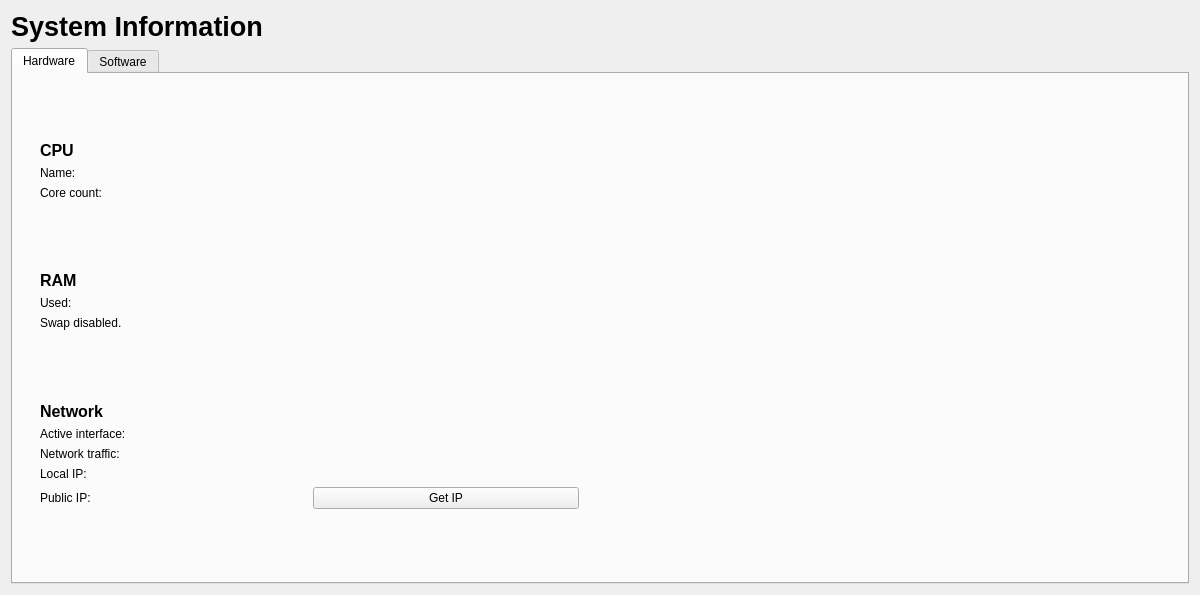
Old version of the form archcentral/ui/designer/sysinfo.ui in the repository szabatoro/archcentral-thesis.
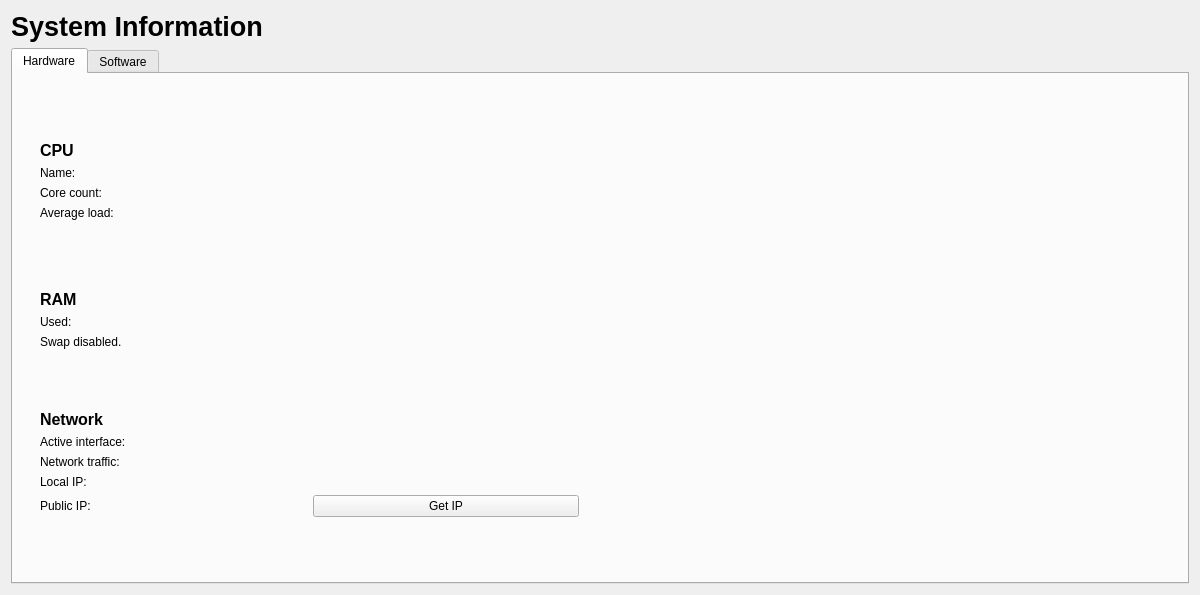
New version of the form. Custom widgets are drawn as their Qt base class.

Commit message: added cpu avg status label and fixed a minor bug regarding network info

Diff of the .ui file:
```diff
--- a/archcentral/ui/designer/sysinfo.ui
+++ b/archcentral/ui/designer/sysinfo.ui
@@ -104,6 +104,13 @@
                </property>
               </widget>
              </item>
+             <item>
+              <widget class="QLabel" name="cpu_avg_label">
+               <property name="text">
+                <string>Average load: </string>
+               </property>
+              </widget>
+             </item>
              <item>
               <widget class="LegendWidget" name="cpu_legend" native="true"/>
              </item>
```
The commit also changes 3 other files.
